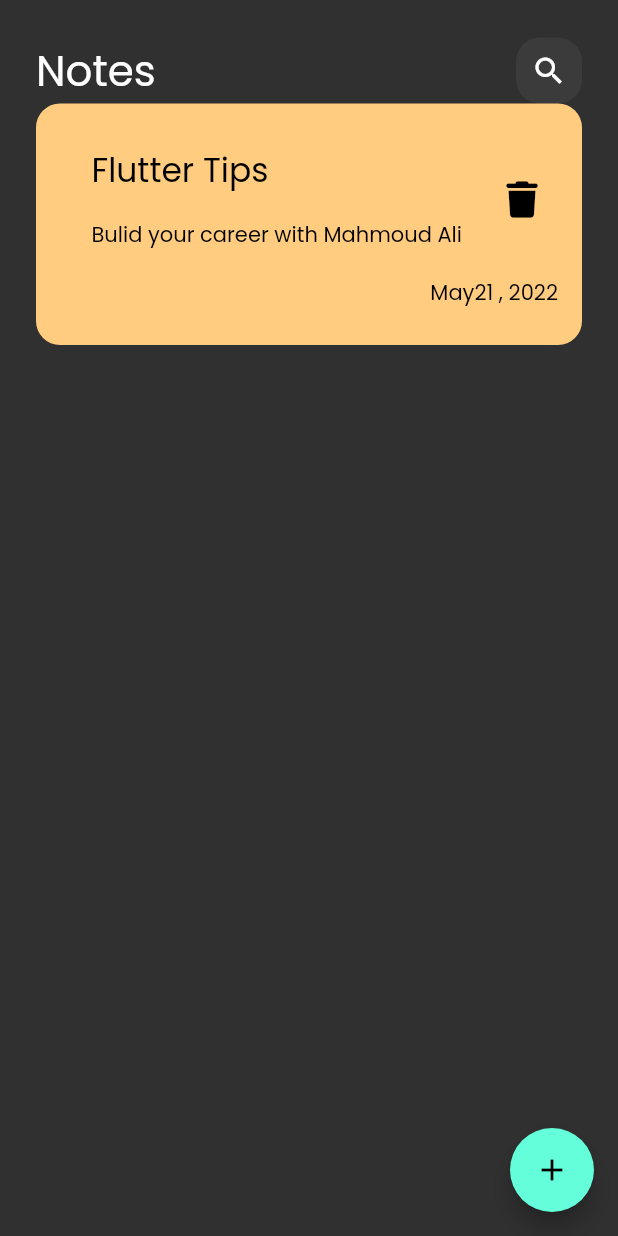
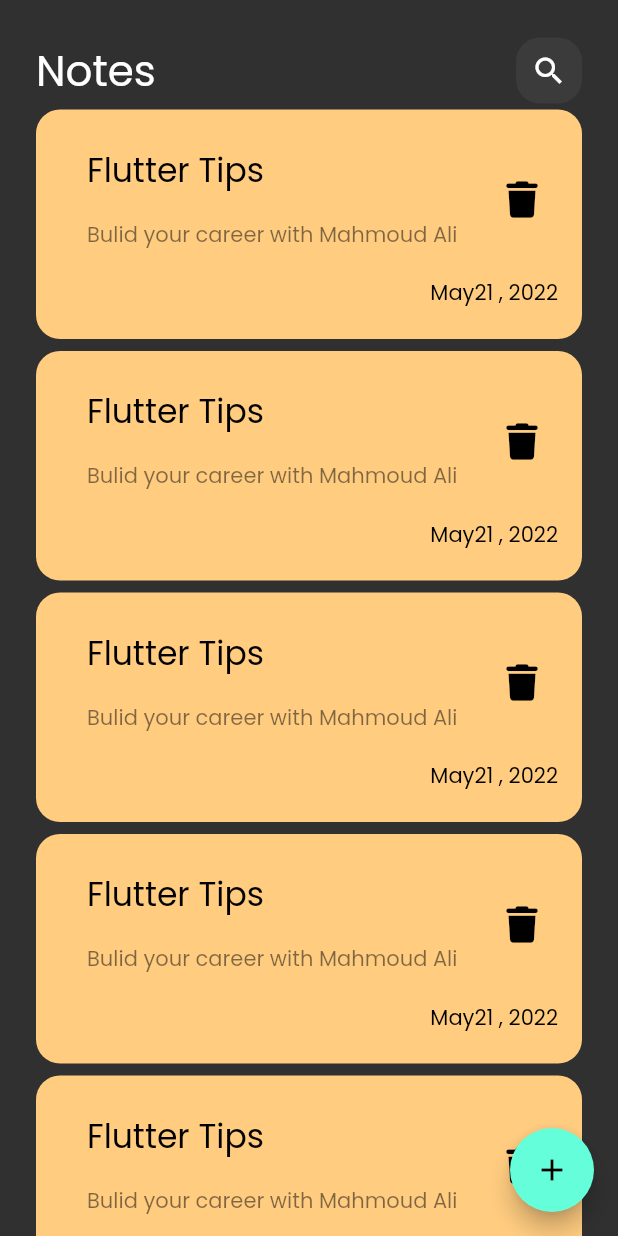
Before and after one commit to MahmoudAli727/last_pro, a Flutter app: the screen it shows after launch, on a phone screen of 412 x 824 dp. Run offline on Flutter 3.47's test engine with Material 2 defaults, Android fonts, the phone set to English and light mode, and no system bars; our stand-ins replace font_awesome_flutter.

Commit message:
i change a lot of

```diff
--- /dev/null
+++ b/lib/widgets/Note_View_itme.dart
@@ -0,0 +1,60 @@
+import 'package:flutter/material.dart';
+import 'package:font_awesome_flutter/font_awesome_flutter.dart';
+
+class Note_View_itme extends StatelessWidget {
+  const Note_View_itme({super.key});
+
+  @override
+  Widget build(BuildContext context) {
+    return Padding(
+      padding: const EdgeInsets.symmetric(vertical: 4),
+      child: Container(
+        padding: EdgeInsets.only(top: 20, bottom: 20, left: 18),
+        decoration: BoxDecoration(
+          color: Color(0xffFFCC80),
+          borderRadius: BorderRadius.circular(16),
+        ),
+        child: Column(
+          crossAxisAlignment: CrossAxisAlignment.end,
+          children: [
+            ListTile(
+              title: Text(
+                "Flutter Tips",
+                style: TextStyle(
+                  fontSize: 22,
+                  color: Colors.black,
+                ),
+              ),
+              subtitle: Padding(
+                padding: const EdgeInsets.only(top: 16, bottom: 14),
+                child: Text(
+                  "Bulid your career with Mahmoud Ali",
+                  style: TextStyle(
+                    fontSize: 14,
+                    color: Colors.black.withOpacity(0.5),
+                  ),
+                ),
+              ),
+              trailing: IconButton(
+                  onPressed: () {},
+                  icon: Icon(
+                    FontAwesomeIcons.trash,
+                    color: Colors.black,
+                    size: 24,
+                  )),
+            ),
+            Padding(
+              padding: const EdgeInsets.only(right: 16),
+              child: Text(
+                "May21 , 2022",
+                style: TextStyle(
+                  color: Colors.black,
+                ),
+              ),
+            ),
+          ],
+        ),
+      ),
+    );
+  }
+}
--- a/lib/widgets/note_view_body.dart
+++ b/lib/widgets/note_view_body.dart
@@ -1,78 +1,28 @@
 import 'package:flutter/material.dart';
-import 'package:font_awesome_flutter/font_awesome_flutter.dart';
 import 'package:last_pro/widgets/CustomAppbar.dart';
+import 'package:last_pro/widgets/Note_View_itme.dart';
 
 class note_view_body extends StatelessWidget {
   const note_view_body({super.key});
-
   @override
   Widget build(BuildContext context) {
-    return const Padding(
-      padding: EdgeInsets.symmetric(horizontal: 24),
+    return Padding(
+      padding: const EdgeInsets.symmetric(horizontal: 24),
       child: Column(
         children: [
           SizedBox(
             height: 25,
           ),
           CustomerAppBar(),
-          Note_View_itme(),
+          Expanded(child: Container(
+            child: ListView.builder(
+              itemBuilder: (context, index) {
+                return Note_View_itme();
+              },
+            ),
+          )),
         ],
       ),
     );
   }
 }
-
-class Note_View_itme extends StatelessWidget {
-  const Note_View_itme({super.key});
-
-  @override
-  Widget build(BuildContext context) {
-    return Container(
-      padding: EdgeInsets.only(top: 24, bottom: 24, left: 21),
-      decoration: BoxDecoration(
-        color: Color(0xffFFCC80),
-        borderRadius: BorderRadius.circular(16),
-      ),
-      child: Column(
-        crossAxisAlignment: CrossAxisAlignment.end,
-        children: [
-          ListTile(
-            title: Text(
-              "Flutter Tips",
-              style: TextStyle(
-                fontSize: 22,
-                color: Colors.black,
-              ),
-            ),
-            subtitle: Padding(
-              padding: const EdgeInsets.only(top: 16, bottom: 14),
-              child: Text(
-                "Bulid your career with Mahmoud Ali",
-                style: TextStyle(
-                  fontSize: 14,
-                  color: Colors.black,
-                ),
-              ),
-            ),
-            trailing: IconButton(
-                onPressed: () {},
-                icon: Icon(
-                  FontAwesomeIcons.trash,
-                  color: Colors.black,
-                  size: 24,
-                )),
-          ),
-          Padding(
-            padding: const EdgeInsets.only(right: 16),
-            child: Text(
-              "May21 , 2022",
-              style: TextStyle(
-                color: Colors.black,
-              ),
-            ),
-          ),
-        ],
-      ),
-    );
-  }
-}
```
